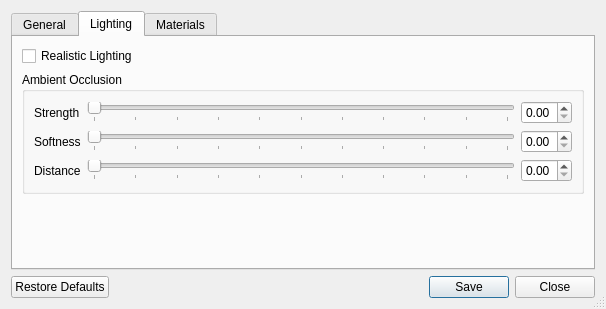
Old version of the form src/desktop/rendersettingsdialog.ui in the repository rgriebl/brickstore.
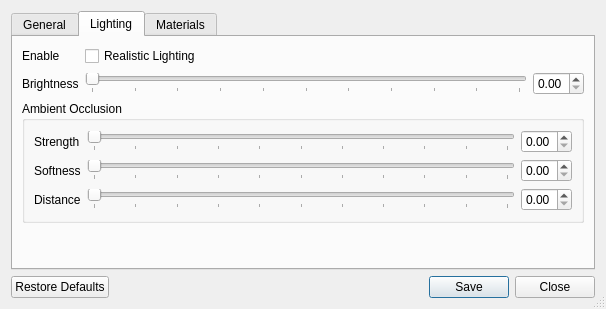
New version of the form. The open tabs and pages were chosen to show the change.

Commit message: First try at adjusting the lighting for Qt > 6.2

```diff
--- a/src/desktop/rendersettingsdialog.ui
+++ b/src/desktop/rendersettingsdialog.ui
@@ -251,11 +251,68 @@
       </attribute>
       <layout class="QVBoxLayout" name="verticalLayout_3">
        <item>
-        <widget class="QCheckBox" name="enableLighting">
-         <property name="text">
-          <string>Realistic Lighting</string>
+        <layout class="QFormLayout" name="formLayout_2">
+         <property name="fieldGrowthPolicy">
+          <enum>QFormLayout::ExpandingFieldsGrow</enum>
          </property>
-        </widget>
+         <item row="0" column="0">
+          <widget class="QLabel" name="label_13">
+           <property name="text">
+            <string>Enable</string>
+           </property>
+          </widget>
+         </item>
+         <item row="0" column="1">
+          <widget class="QCheckBox" name="enableLighting">
+           <property name="text">
+            <string>Realistic Lighting</string>
+           </property>
+          </widget>
+         </item>
+         <item row="1" column="0">
+          <widget class="QLabel" name="label_14">
+           <property name="text">
+            <string>Brightness</string>
+           </property>
+          </widget>
+         </item>
+         <item row="1" column="1">
+          <layout class="QHBoxLayout" name="horizontalLayout_4">
+           <item>
+            <widget class="QSlider" name="brightnessSlider">
+             <property name="maximum">
+              <number>100</number>
+             </property>
+             <property name="sliderPosition">
+              <number>0</number>
+             </property>
+             <property name="orientation">
+              <enum>Qt::Horizontal</enum>
+             </property>
+             <property name="tickPosition">
+              <enum>QSlider::TicksBelow</enum>
+             </property>
+             <property name="tickInterval">
+              <number>10</number>
+             </property>
+            </widget>
+           </item>
+           <item>
+            <widget class="QDoubleSpinBox" name="brightness">
+             <property name="suffix">
+              <string/>
+             </property>
+             <property name="maximum">
+              <double>1.000000000000000</double>
+             </property>
+             <property name="singleStep">
+              <double>0.010000000000000</double>
+             </property>
+            </widget>
+           </item>
+          </layout>
+         </item>
+        </layout>
        </item>
        <item>
         <widget class="QGroupBox" name="groupBox_2">
```
Left out of the diff: 3 changed lines with no effect on the pictures. The commit also changes 4 other files.
